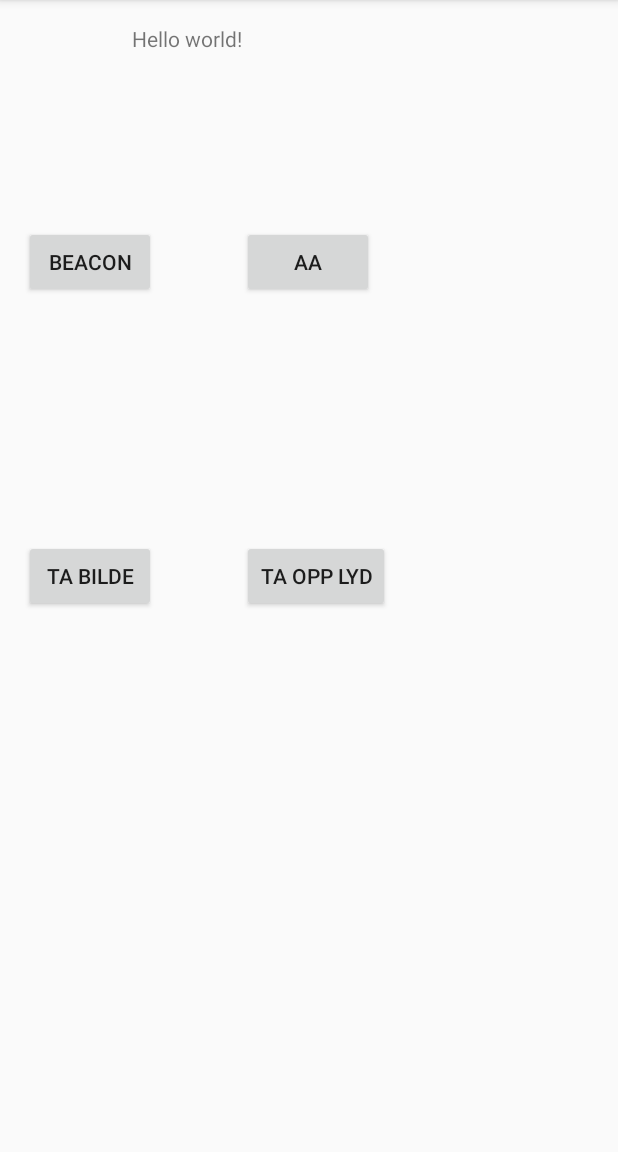
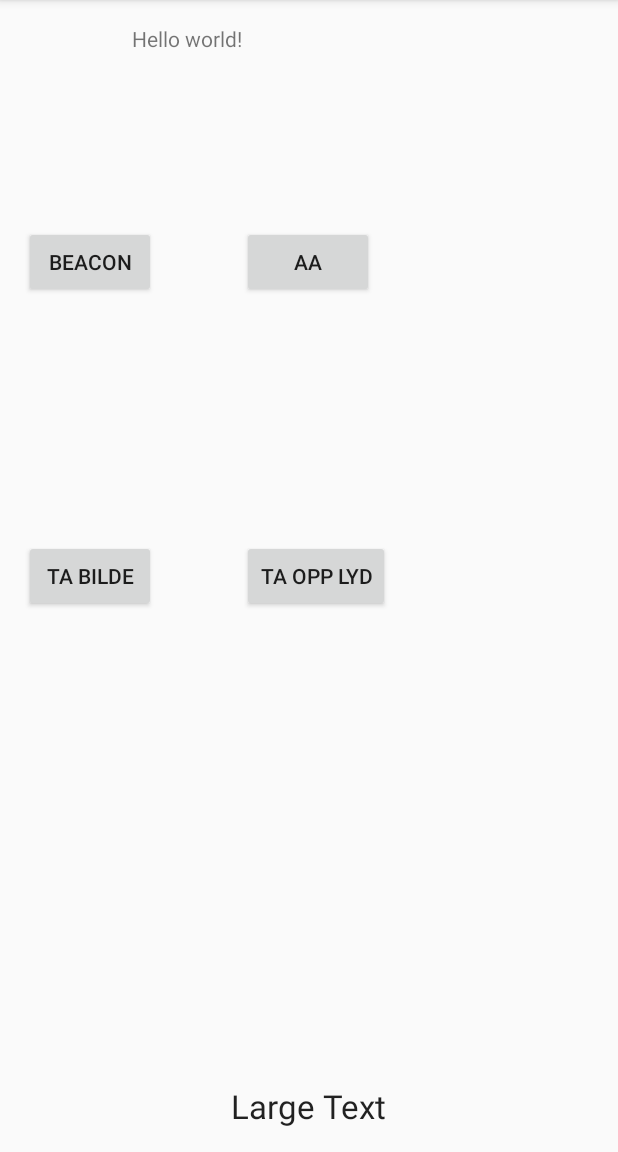
Before and after one commit to inger987/BeaconBeachler, an Android app: the screen it shows after launch (MainPage), on a phone screen of 412 x 824 dp, the part 84-1236 px from its top. Run offline under Robolectric (Android 15) with nearby library versions, the phone set to English and light mode, and no system bars.

Commit message:
hei til dg og

```diff
--- a/app/src/main/res/layout/activity_main_page.xml
+++ b/app/src/main/res/layout/activity_main_page.xml
@@ -46,4 +46,13 @@
         android:layout_toEndOf="@+id/button3"
         android:layout_marginStart="57dp" />
 
+    <TextView
+        android:layout_width="wrap_content"
+        android:layout_height="wrap_content"
+        android:textAppearance="?android:attr/textAppearanceLarge"
+        android:text="Large Text"
+        android:id="@+id/textView2"
+        android:layout_alignParentBottom="true"
+        android:layout_centerHorizontal="true" />
+
 </RelativeLayout>
```
